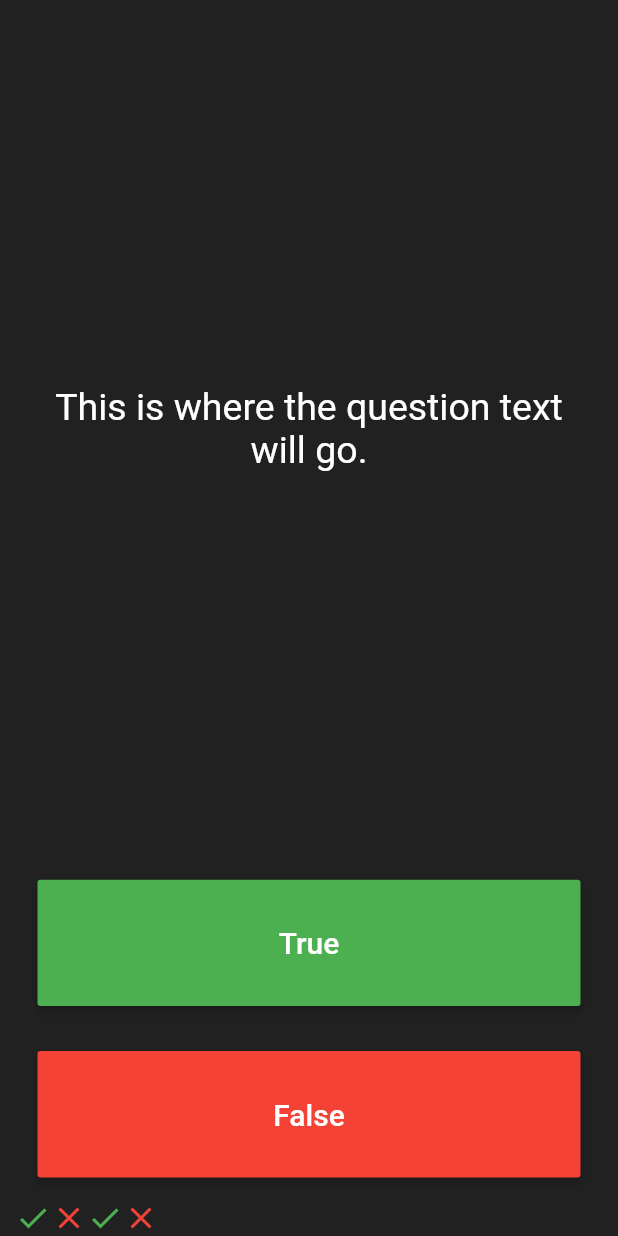
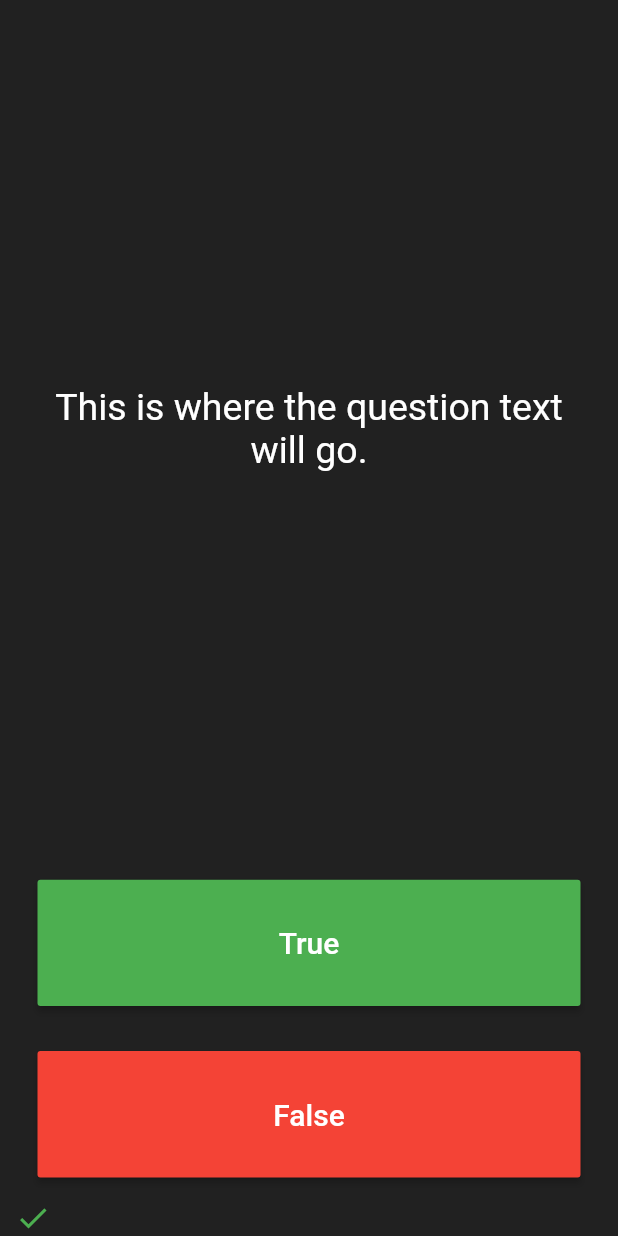
Before and after one commit to noman2002/Quizzler-quiz_app, a Flutter app: the screen it shows after launch, after a tap on "True", on a phone screen of 412 x 824 dp. Run offline on Flutter 3.47's test engine with Material 2 defaults, Android fonts, the phone set to English and light mode, and no system bars.

Commit message:
initial commits

```diff
--- a/lib/main.dart
+++ b/lib/main.dart
@@ -26,24 +26,7 @@ class QuizPage extends StatefulWidget {
 }
 
 class _QuizPageState extends State<QuizPage> {
-  List<Widget> scoreKeeper = [
-    Icon(
-      Icons.check,
-      color: Colors.green,
-    ),
-    Icon(
-      Icons.close,
-      color: Colors.red,
-    ),
-    Icon(
-      Icons.check,
-      color: Colors.green,
-    ),
-    Icon(
-      Icons.close,
-      color: Colors.red,
-    )
-  ];
+  List<Widget> scoreKeeper = [];
 
   @override
   Widget build(BuildContext context) {
@@ -80,7 +63,14 @@ class _QuizPageState extends State<QuizPage> {
                 ),
               ),
               onPressed: () {
-                //The user picked true.
+                setState(() {
+                  scoreKeeper.add(
+                    Icon(
+                      Icons.check,
+                      color: Colors.green,
+                    ),
+                  );
+                });
               },
             ),
           ),
@@ -98,7 +88,14 @@ class _QuizPageState extends State<QuizPage> {
                 ),
               ),
               onPressed: () {
-                //The user picked false.
+                setState(() {
+                  scoreKeeper.add(
+                    Icon(
+                      Icons.close,
+                      color: Colors.red,
+                    ),
+                  );
+                });
               },
             ),
           ),
```
